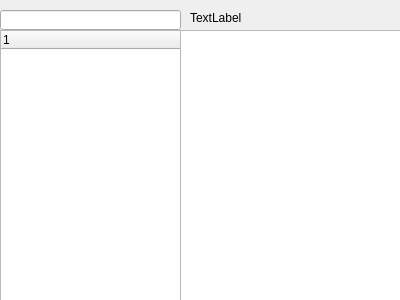
Above: qt01/list_ui.ui from zzu-andrew/QT_examples before the change. Below: the same form after it.
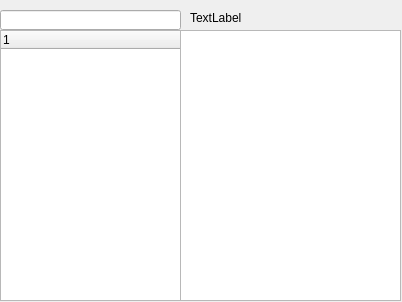
That is the form after the change.

Commit message: 添加cmake工程

```diff
--- a/qt01/list_ui.ui
+++ b/qt01/list_ui.ui
@@ -6,8 +6,8 @@
    <rect>
     <x>0</x>
     <y>0</y>
-    <width>400</width>
-    <height>300</height>
+    <width>402</width>
+    <height>302</height>
    </rect>
   </property>
   <property name="windowTitle">
```
The commit also changes 2 other files.
